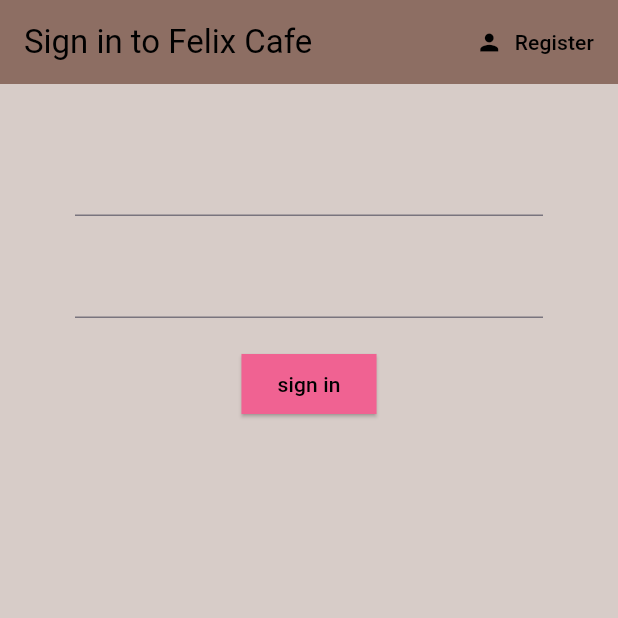
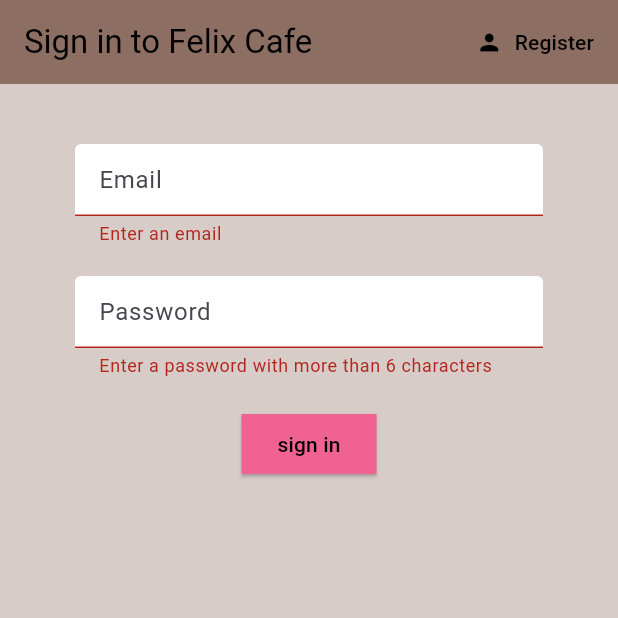
Before and after one commit to BSC-INF-14-22/felix_cafe, a Flutter app: the screen it shows after launch, after a tap on "sign in", on a phone screen of 412 x 824 dp, the top half of it. Run offline on Flutter 3.47's test engine with Material 3 defaults, Android fonts, the phone set to English and light mode, and no system bars; our stand-ins replace cloud_firestore, firebase_auth, firebase_core, flutter_spinkit; accounts and stored records are empty.

Commit message:
home list and sign up

```diff
--- a/lib/screens/aunthetication/sign_in.dart
+++ b/lib/screens/aunthetication/sign_in.dart
@@ -1,10 +1,12 @@
 import 'package:felix_cafe/services/auth.dart';
+import 'package:felix_cafe/shared/constant.dart';
+import 'package:felix_cafe/shared/loading.dart';
 import 'package:flutter/material.dart';
 
 class SignIn extends StatefulWidget {
 
   final Function toggleView;
-  SignIn({required this.toggleView});
+  const SignIn({super.key, required this.toggleView});
 
   @override
   State<SignIn> createState() => _SignInState();
@@ -12,12 +14,15 @@ class SignIn extends StatefulWidget {
 
 class _SignInState extends State<SignIn> {
   final AuthService _auth = AuthService();
+   final _formkey = GlobalKey<FormState>();
+   bool loading = false;
   //text fields
   String email='';
   String password='';
+  String error='';
   @override
   Widget build(BuildContext context) {
-    return Scaffold(
+    return loading?Loading(): Scaffold(
       backgroundColor: Colors.brown[100],
       appBar: AppBar(
         backgroundColor: Colors.brown[400],
@@ -45,16 +50,21 @@ class _SignInState extends State<SignIn> {
       body: Container(
         padding: EdgeInsets.symmetric(horizontal:50, vertical: 20 ),
         child: Form(
+          key: _formkey,
           child: Column(
             children: [
               SizedBox(height: 20.0,),
               TextFormField(
+                decoration: textInputDecoration.copyWith(hintText: 'Email'),
+                validator: (value)=>value==null || value.isEmpty?'Enter an email':null,
                 onChanged: (value) {
                 setState(()=>email = value);
                 },
               ),
               SizedBox(height: 20.0,),
               TextFormField(
+                decoration: textInputDecoration.copyWith(hintText: 'Password'),
+                validator: (value)=>value==null || value.length < 6?'Enter a password with more than 6 characters':null,
                 obscureText: true,
                 onChanged: (value) {
                   setState(()=>password = value);
@@ -62,9 +72,18 @@ class _SignInState extends State<SignIn> {
               ),
               SizedBox(height: 20,),
               ElevatedButton(
-                onPressed: (){
-                  print(email);
-                  print(password);
+                onPressed: () async{
+                  if(_formkey.currentState!.validate()){
+                    setState(()=>loading = true);
+                    dynamic result = await _auth.SignInWithEmailAndPassword(email,password);
+                    if(result==null){
+                    setState(() {
+                      error = 'Credentials Invalid';
+                      loading = false;
+                      }
+                      );
+                  }
+                  }
                 },
                 style: ElevatedButton.styleFrom(
                 backgroundColor: Colors.pink[300],
@@ -77,6 +96,13 @@ class _SignInState extends State<SignIn> {
                   color: Colors.black,
                 ),),
                 ),
+                                SizedBox(height: 10.0,),
+                Text(error,
+                style: TextStyle(
+                  color: Colors.red,
+                  fontSize: 14.0,
+                ),
+                )
             ],
           ))
       ),
--- /dev/null
+++ b/lib/services/database.dart
@@ -0,0 +1,35 @@
+import 'package:cloud_firestore/cloud_firestore.dart';
+import 'package:felix_cafe/models/brew.dart';
+
+class DatabaseService {
+  final String? uid;
+  DatabaseService({required this.uid});
+
+  final CollectionReference brewCollection =
+      FirebaseFirestore.instance.collection('brew');
+
+  Future updateUserData(String sugars, String name, int strength) async {
+    return await brewCollection.doc(uid).set({
+      'sugars': sugars,
+      'name': name,
+      'strength': strength,
+    });
+  }
+
+  // brew list from a snapshot
+  List<Brew> _brewListFromSnapshot(QuerySnapshot snapshot) {
+    return snapshot.docs.map((doc) {
+      final data = doc.data() as Map<String, dynamic>;
+      return Brew(
+        name: data['name'] ?? '',
+        strength: data['strength'] ?? 0,
+        sugar: data['sugars'] ?? '0', // match the key with what you save
+      );
+    }).toList();
+  }
+
+  // get brews stream
+  Stream<List<Brew>> get brews {
+    return brewCollection.snapshots().map(_brewListFromSnapshot);
+  }
+}
--- /dev/null
+++ b/lib/shared/constant.dart
@@ -0,0 +1,16 @@
+import 'package:flutter/material.dart';
+
+const textInputDecoration = InputDecoration(
+fillColor: Colors.white,
+filled: true,
+enabledBorder: OutlineInputBorder(
+borderSide: BorderSide(
+color: Colors.white,width: 2.0,
+),
+),
+focusedBorder: OutlineInputBorder(
+borderSide: BorderSide(
+color: Colors.pink,width: 2.0,
+),
+),
+);
--- a/pubspec.yaml
+++ b/pubspec.yaml
@@ -34,6 +34,7 @@ dependencies:
   firebase_auth: ^6.0.0
   firebase_core: ^4.0.0
   provider: ^6.1.5
+  flutter_spinkit: ^5.2.2
 
   # The following adds the Cupertino Icons font to your application.
   # Use with the CupertinoIcons class for iOS style icons.
```
Also changed, not shown: lib/models/brew.dart (added, +9 -0 lines), lib/screens/aunthetication/register.dart (+14 -5 lines), lib/screens/home/brew_list.dart (added, +31 -0 lines), lib/screens/home/brew_tile.dart (added, +25 -0 lines), lib/screens/home/home.dart (+24 -15 lines), lib/services/auth.dart (+13 -0 lines), lib/shared/loading.dart (added, +19 -0 lines), pubspec.lock.
